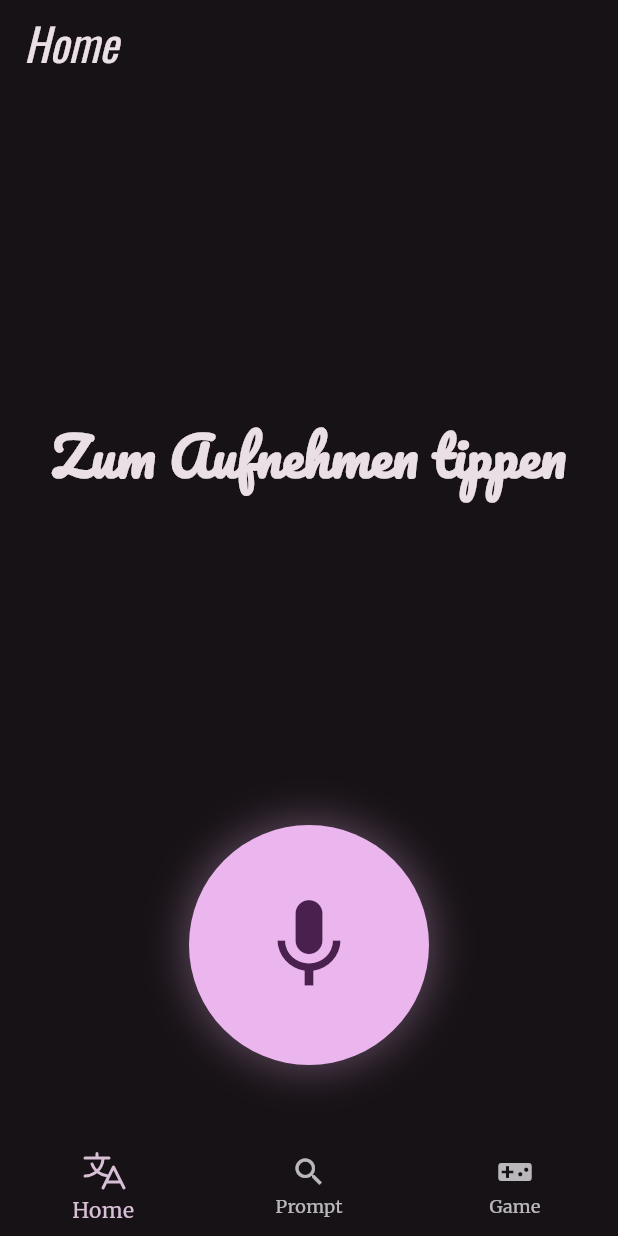
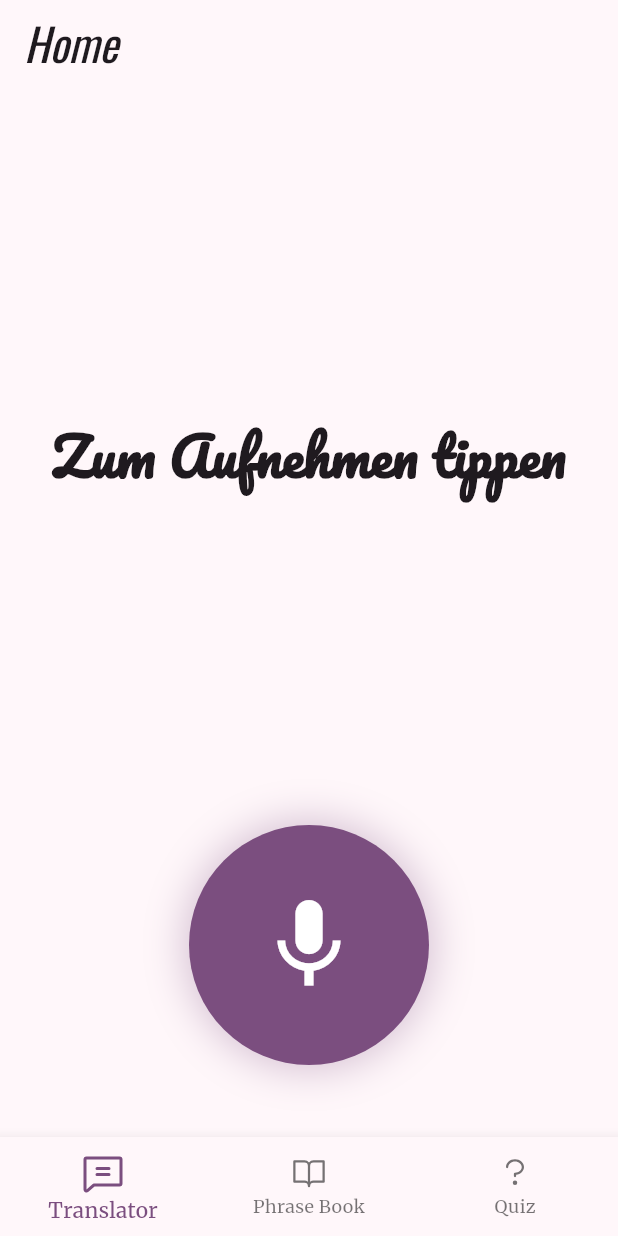
Before and after one commit to ylruiz/flutter_meetup_16_08_2025, a Flutter app: the screen it shows after launch, on a phone screen of 412 x 824 dp. Run offline on Flutter 3.47's test engine with Material 3 defaults, Android fonts, the phone set to English and light mode, and no system bars; our stand-ins replace auto_route, flutter_riverpod, google_fonts, hooks_riverpod, phosphor_flutter, riverpod and 1 more.

Commit message:
feat: add them and adjust bottom nav

```diff
--- a/lib/main.dart
+++ b/lib/main.dart
@@ -25,7 +25,7 @@ class MyApp extends ConsumerWidget {
         colorScheme: ColorScheme.fromSeed(
           seedColor: Colors.purple,
           // ···
-          brightness: Brightness.dark,
+          brightness: Brightness.light,
         ),
 
         // Define the default `TextTheme`. Use this to specify the default
@@ -35,7 +35,6 @@ class MyApp extends ConsumerWidget {
             fontSize: 72,
             fontWeight: FontWeight.bold,
           ),
-          // ···
           titleLarge: GoogleFonts.oswald(
             fontSize: 30,
             fontStyle: FontStyle.italic,
--- a/lib/screens/home_screen.dart
+++ b/lib/screens/home_screen.dart
@@ -29,13 +29,13 @@ class HomeScreen extends ConsumerWidget {
             ref.read(selectedIndexProvider.notifier).state = index,
         items: const [
           BottomNavigationBarItem(
-            icon: Icon(PhosphorIconsRegular.translate, size: 32.0),
-            label: 'Home',
+            icon: Icon(PhosphorIconsRegular.chatText, size: 32.0),
+            label: 'Translator',
           ),
-          BottomNavigationBarItem(icon: Icon(Icons.search), label: 'Prompt'),
+          BottomNavigationBarItem(icon: Icon(PhosphorIconsRegular.bookOpen), label: 'Phrase Book'),
           BottomNavigationBarItem(
-            icon: Icon(Icons.videogame_asset),
-            label: 'Game',
+            icon: Icon(PhosphorIconsRegular.questionMark),
+            label: 'Quiz',
           ),
         ],
       ),
--- a/pubspec.yaml
+++ b/pubspec.yaml
@@ -38,13 +38,10 @@ dependencies:
   hooks_riverpod: ^2.6.1
   auto_route: ^10.1.0+1
   riverpod_annotation: ^2.6.1
-<<<<<<< HEAD
   google_fonts: ^6.3.0
   phosphor_flutter: ^2.1.0
   flutter_riverpod: ^2.6.1
-=======
   speech_to_text: ^7.3.0
->>>>>>> main
 
 dev_dependencies:
   flutter_test:
```
Also changed, not shown: pubspec.lock, 3 other files.
